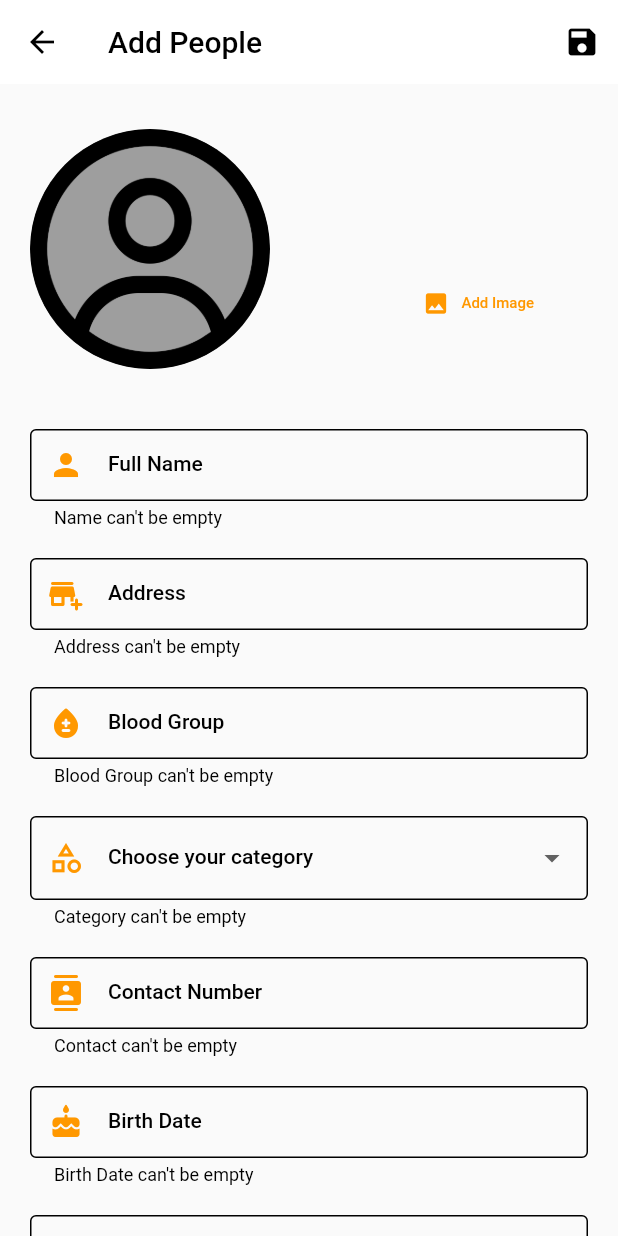
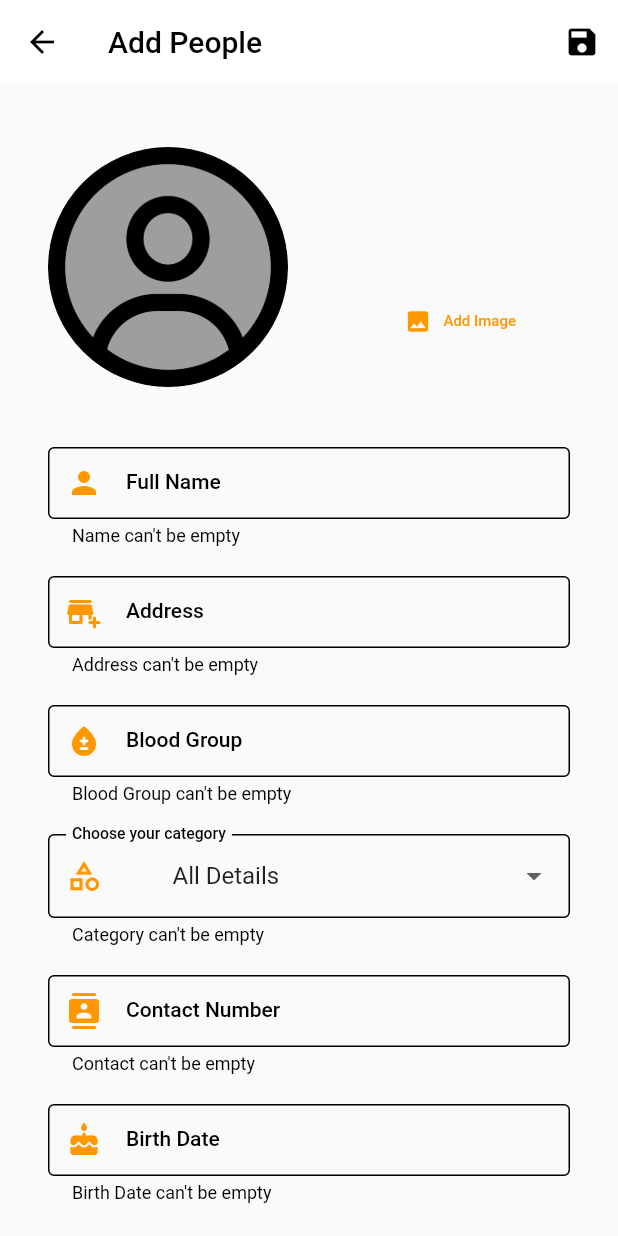
Before and after one commit to MustuBharmal/ProjectAU, a Flutter app: the screen it shows once a user with an empty profile is signed in, after a tap on the "add circle" icon, on a phone screen of 412 x 824 dp. Run offline on Flutter 3.47's test engine with Material 2 defaults, Android fonts, the phone set to English and light mode, and no system bars; our stand-ins replace carousel_slider, cloud_firestore, firebase_auth, firebase_core, firebase_storage, image_picker and 1 more; missing offline and left inert: dart:ffi, stacked_notification_cards; accounts and stored records are empty; network calls fail.

```diff
--- a/lib/screens/add_people_data.dart
+++ b/lib/screens/add_people_data.dart
@@ -28,7 +28,7 @@ class _AddPeopleDataState extends State<AddPeopleData> {
   final _dob = TextEditingController();
   final _education = TextEditingController();
   final _area = TextEditingController();
-  final _imageFocusNode = FocusNode();
+  final _imageUrl = TextEditingController();
   var _editedUser = PeopleData(
     id: '',
     name: '',
@@ -58,23 +58,11 @@ class _AddPeopleDataState extends State<AddPeopleData> {
   };
 
   @override
-  void initState() {
-    _imageFocusNode.addListener(_updateImageUrl);
-    super.initState();
-  }
-
-  void _updateImageUrl() {
-    if (!_imageFocusNode.hasFocus) {
-      setState(() {});
-    }
-  }
-
-  @override
   void didChangeDependencies() {
     if (_isInit) {
-      final productId = ModalRoute.of(context)!.settings.arguments as dynamic;
-      if (productId != null) {
-        _editedUser = Provider.of<DataProvider>(context).findById(productId);
+      final personId = ModalRoute.of(context)!.settings.arguments as dynamic;
+      if (personId != null) {
+        _editedUser = Provider.of<DataProvider>(context).findById(personId);
         _inItValue = {
           'name': _editedUser.name,
           'address': _editedUser.address,
@@ -91,20 +79,6 @@ class _AddPeopleDataState extends State<AddPeopleData> {
     }
     _isInit = false;
     super.didChangeDependencies();
-  }
-
-  @override
-  void dispose() {
-    // TODO: implement dispose
-    _name.dispose();
-    _address.dispose();
-    _bloodGroup.dispose();
-    _contact.dispose();
-    _dob.dispose();
-    _education.dispose();
-    _area.dispose();
-    _imageFocusNode.dispose();
-    super.dispose();
   }
 
   int calculateAge(DateTime birthDate) {
@@ -126,7 +100,7 @@ class _AddPeopleDataState extends State<AddPeopleData> {
 
   Future<void> _saveForm() async {
     final isValid = _form.currentState!.validate();
-    if (!isValid) {
+    if (!isValid || _selectedImage == null) {
       return;
     }
     _form.currentState!.save();
@@ -140,10 +114,9 @@ class _AddPeopleDataState extends State<AddPeopleData> {
       final storageRef = FirebaseStorage.instance
           .ref()
           .child('images')
-          .child('{$_name}.jpg');
+          .child('${_name.text}.jpg');
       await storageRef.putFile(_selectedImage!);
       _editedUser.imageUrl = await storageRef.getDownloadURL();
-      // print(_editedUser.imageUrl);
       _editedUser = PeopleData(
         id: _editedUser.id,
         name: _name.text,
@@ -159,8 +132,11 @@ class _AddPeopleDataState extends State<AddPeopleData> {
       );
       await Provider.of<DataProvider>(context, listen: false)
           .addPeopleData(_editedUser);
+    }
+    setState(() {
+      _isLoading = false;
+    });
     Navigator.of(context).pop();
-    }
   }
 
   @override
@@ -175,13 +151,22 @@ class _AddPeopleDataState extends State<AddPeopleData> {
           )
         ],
       ),
-      body: Form(
+      body: _isLoading
+          ? const Center(
+              child: CircularProgressIndicator(),
+            )
+          : Padding(
+              padding: const EdgeInsets.all(12.0),
+              child: Form(
                 key: _form,
                 child: ListView(
-          padding: const EdgeInsets.symmetric(horizontal: 20, vertical: 30),
+                  padding: const EdgeInsets.symmetric(
+                    horizontal: 20,
+                    vertical: 30,
+                  ),
                   children: <Widget>[
                     PersonImagePicker(
-              onPickImage: (pickedImage) async {
+                      onPickImage: (pickedImage) {
                         _selectedImage = pickedImage;
                       },
                     ),
@@ -221,6 +206,7 @@ class _AddPeopleDataState extends State<AddPeopleData> {
                     ),
                     areaTextField(),
                   ],
+                ),
               ),
             ),
     );
@@ -305,7 +291,7 @@ class _AddPeopleDataState extends State<AddPeopleData> {
         labelText: "Choose your category",
         helperText: "Category can't be empty",
       ),
-      // value: _category,
+      value: _category,
       items: [
         for (final category in categories)
           DropdownMenuItem(
@@ -353,7 +339,7 @@ class _AddPeopleDataState extends State<AddPeopleData> {
         ),
         labelText: "Contact Number",
         helperText: "Contact can't be empty",
-        hintText: "+91 XXXXX21345",
+        hintText: "99XXX21345",
       ),
     );
   }
@@ -361,12 +347,12 @@ class _AddPeopleDataState extends State<AddPeopleData> {
   Widget dobField() {
     return TextFormField(
       // initialValue: _inItValue['dob'],
-      validator: (value) {
-        if (calculateAge(DateTime.parse(value!)) < 16 || value.isEmpty) {
-          return 'Please enter date.';
-        }
-        return null;
-      },
+      // validator: (value) {
+      //   if (calculateAge(DateTime.parse(value!)) < 16 || value.isEmpty) {
+      //     return 'Please enter date.';
+      //   }
+      //   return null;
+      // },
       readOnly: true,
       controller: _dob,
       decoration: InputDecoration(
--- a/lib/screens/detail_screen.dart
+++ b/lib/screens/detail_screen.dart
@@ -104,6 +104,7 @@ class DetailScreen extends StatelessWidget {
                       'Blood Group:-  ${loadedData.bloodGroup}\n\n'
                       'Address:-  ${loadedData.address}\n\n'
                       'Education:-  ${loadedData.education}\n\n'
+                      'Category:- ${loadedData.category}\n\n'
                       'Contact:-  ${loadedData.contact}\n\n',
                       // textAlign: TextAlign.left,
                       softWrap: true,
```
Lines whose indentation alone changed are shown as unchanged.
